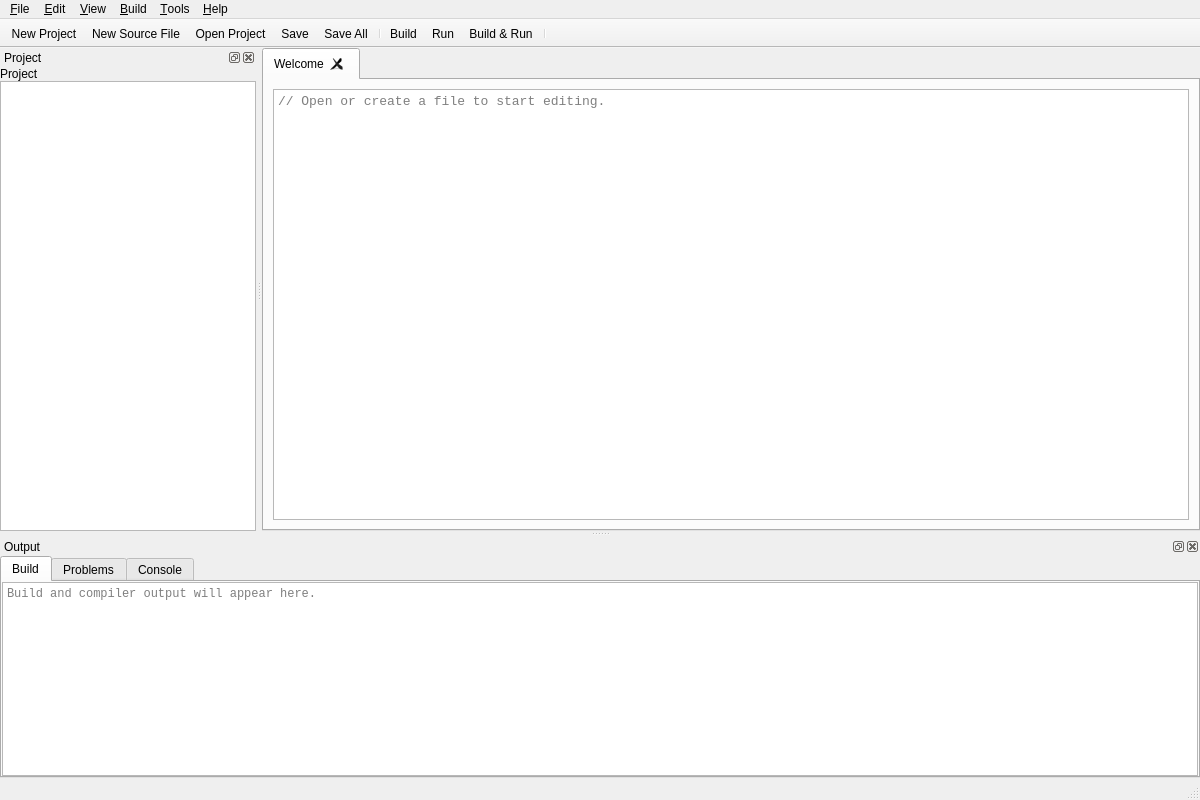
The window that src/cpplab/ui/MainWindow.ui (techy4shri/CppLabEngine) describes before a commit, drawn with Qt 5.
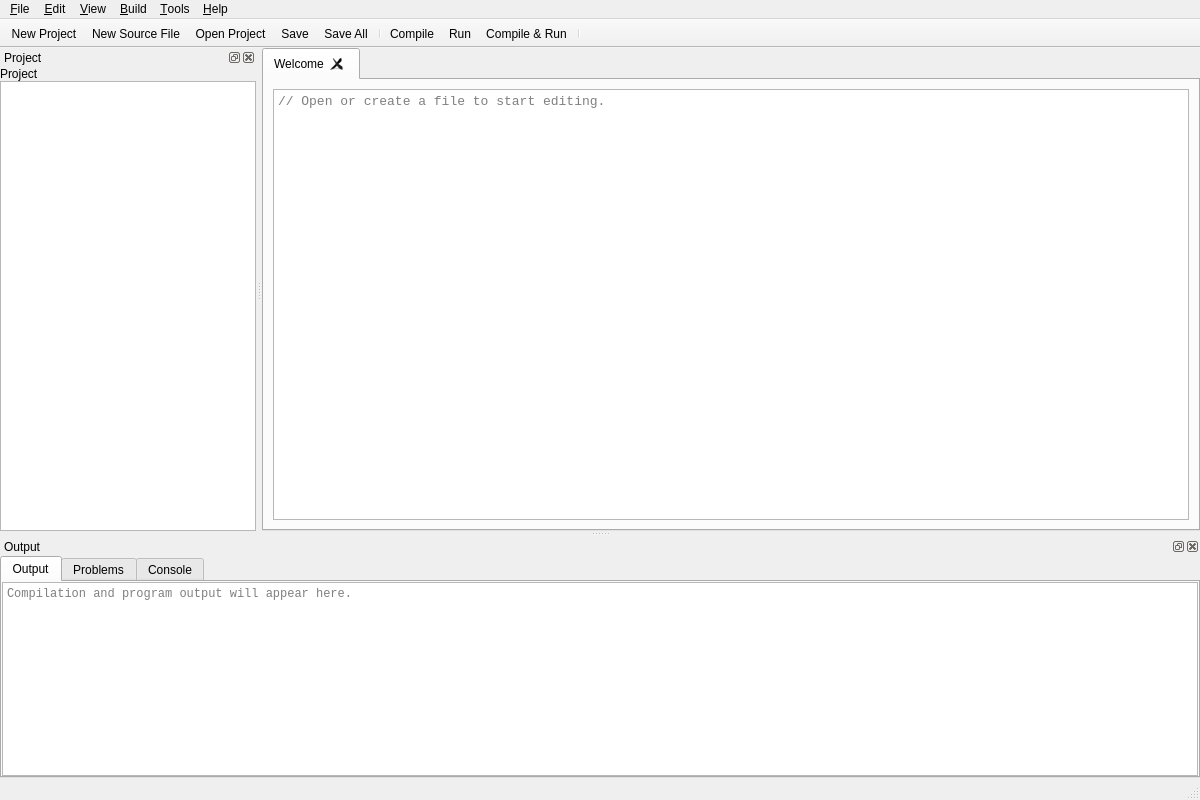
The same window after the commit.

Commit message: thread destruction, build cleanup and ui changes for build->compile

The edit to the form file:
```diff
--- a/src/cpplab/ui/MainWindow.ui
+++ b/src/cpplab/ui/MainWindow.ui
@@ -244,7 +244,7 @@
        </property>
        <widget class="QWidget" name="buildTab">
         <attribute name="title">
-         <string>Build</string>
+         <string>Output</string>
         </attribute>
         <layout class="QVBoxLayout" name="buildTabLayout">
          <property name="spacing">
@@ -274,7 +274,7 @@
             <bool>true</bool>
            </property>
            <property name="placeholderText">
-            <string>Build and compiler output will appear here.</string>
+            <string>Compilation and program output will appear here.</string>
            </property>
           </widget>
          </item>
@@ -510,7 +510,7 @@
   </action>
   <action name="buildProjectAction">
    <property name="text">
-    <string>&amp;Build</string>
+    <string>&amp;Compile</string>
    </property>
    <property name="shortcut">
     <string>Ctrl+B</string>
@@ -526,7 +526,7 @@
   </action>
   <action name="buildAndRunAction">
    <property name="text">
-    <string>Build &amp;&amp; Run</string>
+    <string>Compile &amp;&amp; Run</string>
    </property>
    <property name="shortcut">
     <string>F5</string>
```
The commit also changes 2 other files.
